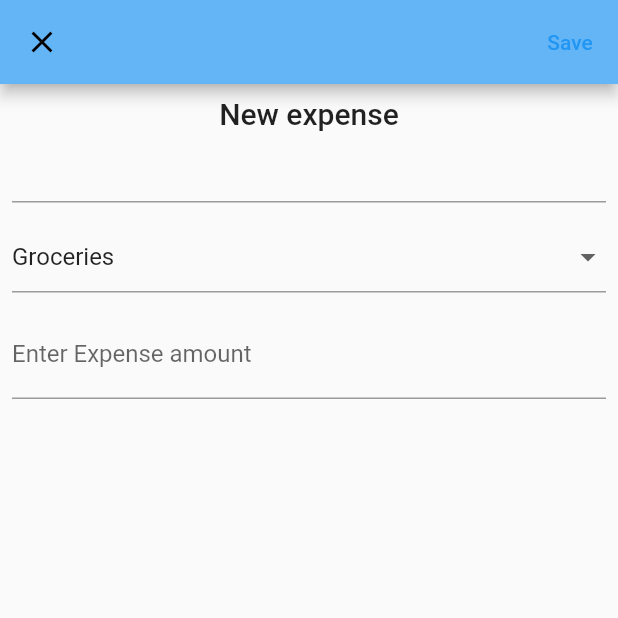
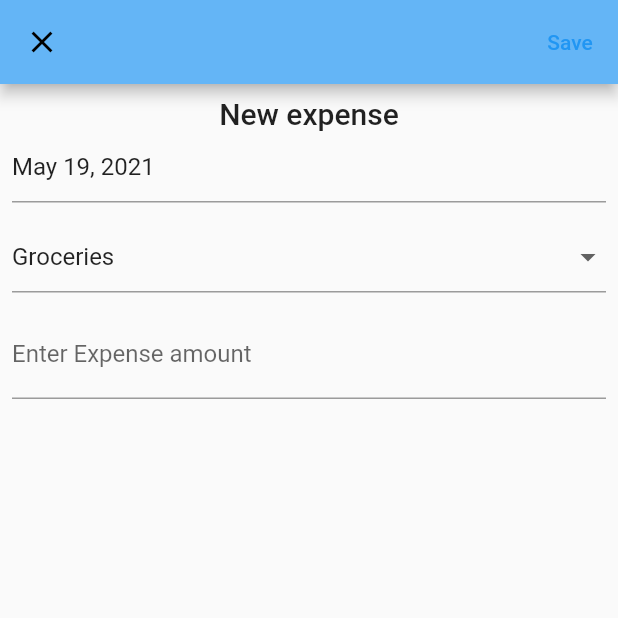
Before and after one commit to Ekipogh/finance_mobile, a Flutter app: the screen it shows after launch, after a tap on the "add" icon, on a phone screen of 412 x 824 dp, the top half of it. Run offline on Flutter 3.47's test engine with Material 2 defaults, Android fonts, the phone set to English and light mode, and no system bars; drawn by our look-alikes of date_field.

Commit message:
Updating home page

```diff
--- a/lib/expense.dart
+++ b/lib/expense.dart
@@ -1,7 +1,14 @@
 class Expense {
-  String date;
+  DateTime date;
   String category;
   double amount;
 
   Expense(this.date, this.category, this.amount);
+
+  String dateStr() {
+    return "${this.date.day}.${this.date.month}.${this.date.year}";
+  }
+  String amountStr(){
+    return "${this.amount} R";
+  }
 }
--- a/lib/main.dart
+++ b/lib/main.dart
@@ -14,9 +14,9 @@ class FinanceApp extends StatefulWidget {
 
 class _FinanceAppState extends State<FinanceApp> {
   final List<Expense> expenses = [
-    Expense("17.06.2021", "Grociries", 300),
-    Expense("18.06.2021", "Taxi", 500),
-    Expense("19.06.2021", "Drinks", 600)
+    Expense(DateTime(2021, 05, 19), "Groceries", 300),
+    Expense(DateTime(2021, 05, 18), "Taxi", 500),
+    Expense(DateTime(2021, 05, 17), "Drinks", 600)
   ];
 
   @override
@@ -42,6 +42,10 @@ class HomeWidget extends StatefulWidget {
 class HomeWidgetState extends State<HomeWidget> {
   List<Expense> expenses;
 
+  updatePage() {
+    setState(() {});
+  }
+
   HomeWidgetState({@required this.expenses});
 
   @override
@@ -55,7 +59,7 @@ class HomeWidgetState extends State<HomeWidget> {
         child: Icon(Icons.add),
         onPressed: () {
           Navigator.of(context).push(MaterialPageRoute(builder: (context) {
-            return NewExpenseScreen(expenses);
+            return NewExpenseScreen(expenses, updatePage);
           }));
         },
       ),
@@ -64,9 +68,9 @@ class HomeWidgetState extends State<HomeWidget> {
 
   Widget _expenseTile(Expense expense) {
     return ListTile(
-      leading: Text("${expense.amount} R"),
+      leading: Text(expense.amountStr()),
       title: Text(expense.category),
-      subtitle: Text(expense.date),
+      subtitle: Text(expense.dateStr()),
       trailing: Icon(Icons.more_vert),
     );
   }
@@ -75,10 +79,13 @@ class HomeWidgetState extends State<HomeWidget> {
 class NewExpenseScreen extends StatefulWidget {
   List<Expense> expenses;
 
-  NewExpenseScreen(this.expenses);
+  Function callback;
+
+  NewExpenseScreen(this.expenses, this.callback);
 
   @override
-  State<StatefulWidget> createState() => _NewExpenseScreenState(expenses);
+  State<StatefulWidget> createState() =>
+      _NewExpenseScreenState(expenses, callback);
 }
 
 class _NewExpenseScreenState extends State<NewExpenseScreen> {
@@ -87,11 +94,13 @@ class _NewExpenseScreenState extends State<NewExpenseScreen> {
   String _selectedCategory;
   List<Expense> expenses;
   String _amount;
+  Function callback;
 
-  _NewExpenseScreenState(expenses) {
+  _NewExpenseScreenState(expenses, callback) {
     this.expenses = expenses;
     this._date = DateTime.now();
     this._selectedCategory = categories.first;
+    this.callback = callback;
   }
 
   @override
@@ -105,8 +114,10 @@ class _NewExpenseScreenState extends State<NewExpenseScreen> {
         actions: [
           TextButton(
               onPressed: () {
-                Expense expense = Expense("${_date.toLocal()}".split(" ")[0],
-                    _selectedCategory, double.parse(_amount));
+                Expense expense =
+                    Expense(_date, _selectedCategory, double.parse(_amount));
+                expenses.add(expense);
+                callback();
                 Navigator.of(context).pop();
               },
               child: Text("Save"))
@@ -123,6 +134,7 @@ class _NewExpenseScreenState extends State<NewExpenseScreen> {
             Container(
               height: 60,
               child: DateTimeFormField(
+                initialValue: _date,
                 onDateSelected: (value) {
                   setState(() {
                     _date = value;
```
Also changed, not shown: 1 other file.
